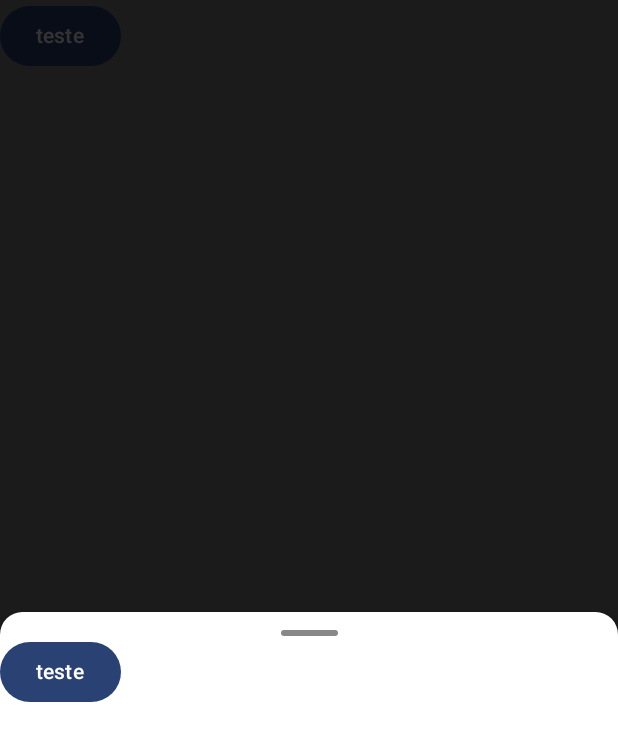
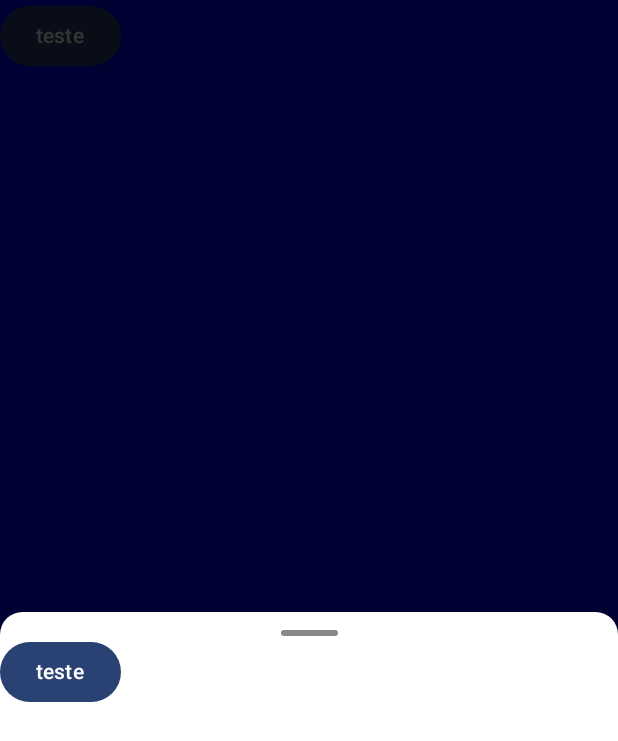
Before and after one commit to oluc4s/common, an Android app built with Jetpack Compose: the screen it shows after launch (MainActivity), after a tap on "teste", on a phone screen of 412 x 824 dp. Shown: the top 741 px of the screen. Run offline under Robolectric (Android 15) with nearby library versions, the phone set to English and light mode, and no system bars.

Commit message:
fix: add content background

```diff
--- a/app/src/main/java/com/s2start/common/MainActivity.kt
+++ b/app/src/main/java/com/s2start/common/MainActivity.kt
@@ -62,9 +62,10 @@ fun ScreenSample(){
                         }
                     }
                 },
-                modifier = Modifier.padding(innerPadding)
+                modifier = Modifier.padding(innerPadding),
+                containerColor = Color.Blue
             ) {
-                Column(Modifier.fillMaxSize().background(Color.Gray)) {
+                Column(Modifier.fillMaxSize()) {
                     Button(onClick = {
                         scope.launch { state.bottomSheetState.show(ShowBottomSheet) }
                     }) {
--- a/core/src/main/java/com/s2start/core/screen/GenericScreen.kt
+++ b/core/src/main/java/com/s2start/core/screen/GenericScreen.kt
@@ -22,6 +22,7 @@ import androidx.compose.material.ModalBottomSheetLayout
 import androidx.compose.material.ModalBottomSheetState
 import androidx.compose.material.ModalBottomSheetValue
 import androidx.compose.material.rememberModalBottomSheetState
+import androidx.compose.material3.MaterialTheme
 import androidx.compose.material3.Scaffold
 import androidx.compose.material3.Text
 import androidx.compose.runtime.Composable
@@ -60,6 +61,7 @@ fun GenericScreen(
     snackbarHost: @Composable () -> Unit = {},
     floatingActionButton: @Composable () -> Unit = {},
     floatingActionButtonPosition: FabPosition = FabPosition.End,
+    containerColor: Color = MaterialTheme.colorScheme.background,
     content: @Composable () -> Unit,
 ) {
     observeComposeScreenEvent()
@@ -84,6 +86,7 @@ fun GenericScreen(
                         bottomBar = bottomBar,
                         floatingActionButton = floatingActionButton,
                         floatingActionButtonPosition = floatingActionButtonPosition,
+                        containerColor= containerColor,
                         snackbarHost = snackbarHost
                     ){ innerPadding ->
                         Column(Modifier.padding(innerPadding)) {
@@ -98,6 +101,7 @@ fun GenericScreen(
                 bottomBar = bottomBar,
                 floatingActionButton = floatingActionButton,
                 floatingActionButtonPosition = floatingActionButtonPosition,
+                containerColor= containerColor,
                 snackbarHost = snackbarHost
             ){ innerPadding ->
                 Column(Modifier.padding(innerPadding)) {
```
